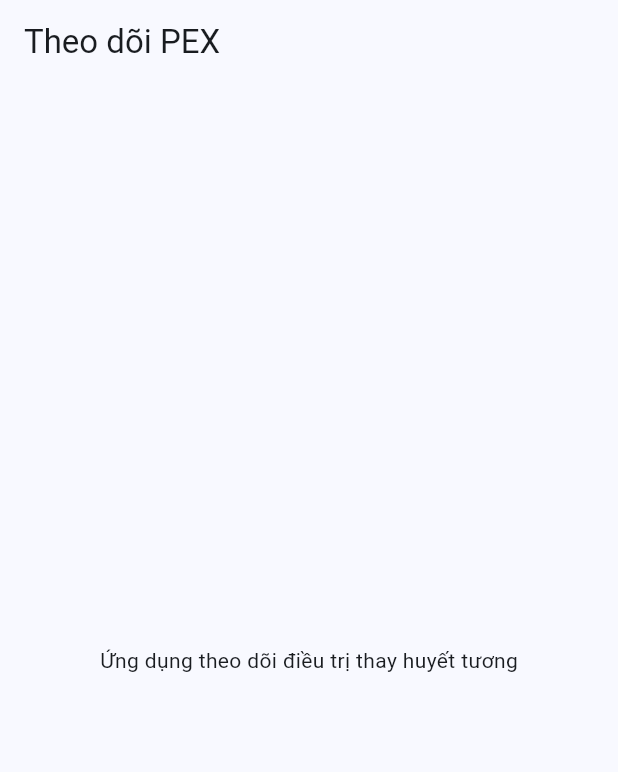
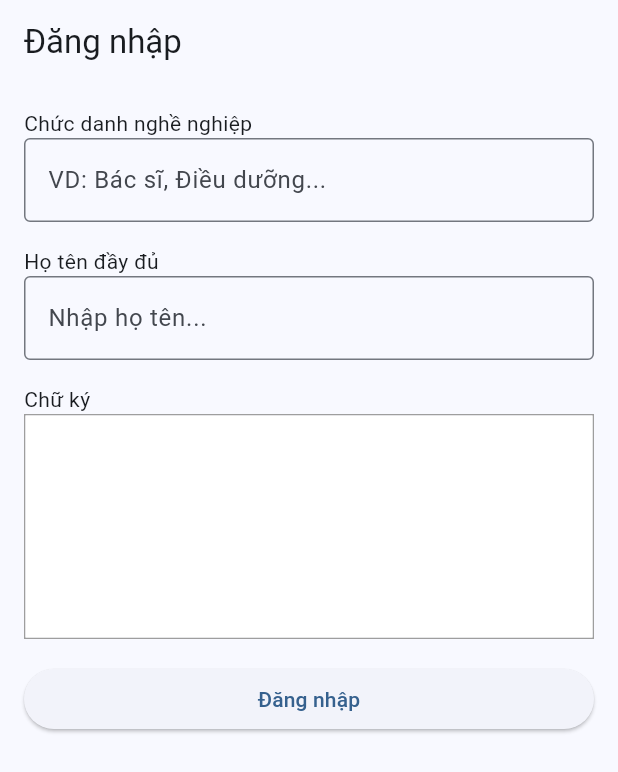
Before and after one commit to bmyta94/Thankinh_Pex, a Flutter app: the screen it shows after launch, on a phone screen of 412 x 824 dp. Shown: the top 772 px of the screen. Run offline on Flutter 3.47's test engine with Material 3 defaults, Android fonts, the light colour scheme and no system bars; drawn by our look-alikes of signature.

Commit message:
Update main.dart

```diff
--- a/lib/main.dart
+++ b/lib/main.dart
@@ -1,4 +1,5 @@
 import 'package:flutter/material.dart';
+import 'package:signature/signature.dart';
 
 void main() {
   runApp(const ThankinhPexApp());
@@ -15,20 +16,86 @@ class ThankinhPexApp extends StatelessWidget {
         useMaterial3: true,
         colorSchemeSeed: Colors.blue,
       ),
-      home: const HomeScreen(),
+      home: const LoginScreen(),
     );
   }
 }
 
-class HomeScreen extends StatelessWidget {
-  const HomeScreen({super.key});
+class LoginScreen extends StatefulWidget {
+  const LoginScreen({super.key});
+
+  @override
+  State<LoginScreen> createState() => _LoginScreenState();
+}
+
+class _LoginScreenState extends State<LoginScreen> {
+  final TextEditingController titleController = TextEditingController();
+  final TextEditingController nameController = TextEditingController();
+  final SignatureController signatureController = SignatureController(
+    penStrokeWidth: 2,
+    penColor: Colors.black,
+  );
 
   @override
   Widget build(BuildContext context) {
     return Scaffold(
-      appBar: AppBar(title: const Text('Theo dõi PEX')),
-      body: const Center(
-        child: Text('Ứng dụng theo dõi điều trị thay huyết tương'),
+      appBar: AppBar(title: const Text('Đăng nhập')),
+      body: Padding(
+        padding: const EdgeInsets.all(16),
+        child: ListView(
+          children: [
+            const Text('Chức danh nghề nghiệp'),
+            TextField(
+              controller: titleController,
+              decoration: const InputDecoration(
+                border: OutlineInputBorder(),
+                hintText: 'VD: Bác sĩ, Điều dưỡng...',
+              ),
+            ),
+            const SizedBox(height: 16),
+            const Text('Họ tên đầy đủ'),
+            TextField(
+              controller: nameController,
+              decoration: const InputDecoration(
+                border: OutlineInputBorder(),
+                hintText: 'Nhập họ tên...',
+              ),
+            ),
+            const SizedBox(height: 16),
+            const Text('Chữ ký'),
+            Container(
+              height: 150,
+              decoration: BoxDecoration(
+                border: Border.all(color: Colors.grey),
+              ),
+              child: Signature(
+                controller: signatureController,
+                backgroundColor: Colors.white,
+              ),
+            ),
+            const SizedBox(height: 16),
+            ElevatedButton(
+              onPressed: () {
+                if (titleController.text.isEmpty ||
+                    nameController.text.isEmpty ||
+                    signatureController.isEmpty) {
+                  ScaffoldMessenger.of(context).showSnackBar(
+                    const SnackBar(content: Text('Vui lòng điền đầy đủ thông tin')),
+                  );
+                  return;
+                }
+
+                // Tạm thời lưu thông tin trong bộ nhớ
+                final userTitle = titleController.text;
+                final userName = nameController.text;
+                print("Đăng nhập với: $userTitle - $userName");
+
+                // TODO: Điều hướng sang màn hình chính sau khi đăng nhập
+              },
+              child: const Text('Đăng nhập'),
+            ),
+          ],
+        ),
       ),
     );
   }
```
